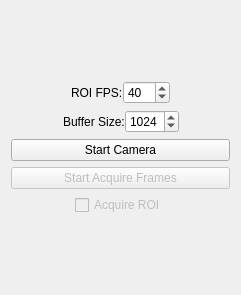
Above: forms/camera_control.ui from lsst-sitcom/spot_motion_monitor before the change. Below: the same form after it.
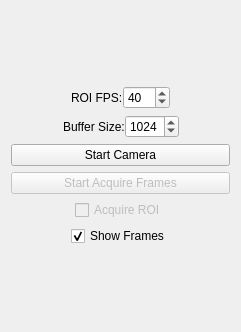
That is the form after the change.

Commit message: Adding checkbox for showing CCD frames.

```diff
--- a/forms/camera_control.ui
+++ b/forms/camera_control.ui
@@ -7,7 +7,7 @@
     <x>0</x>
     <y>0</y>
     <width>241</width>
-    <height>295</height>
+    <height>332</height>
    </rect>
   </property>
   <property name="minimumSize">
@@ -208,6 +208,49 @@
      </item>
     </layout>
    </item>
+   <item>
+    <layout class="QHBoxLayout" name="horizontalLayout_4">
+     <property name="spacing">
+      <number>0</number>
+     </property>
+     <item>
+      <spacer name="horizontalSpacer_7">
+       <property name="orientation">
+        <enum>Qt::Horizontal</enum>
+       </property>
+       <property name="sizeHint" stdset="0">
+        <size>
+         <width>40</width>
+         <height>20</height>
+        </size>
+       </property>
+      </spacer>
+     </item>
+     <item>
+      <widget class="QCheckBox" name="showFramesCheckBox">
+       <property name="text">
+        <string>Show Frames</string>
+       </property>
+       <property name="checked">
+        <bool>true</bool>
+       </property>
+      </widget>
+     </item>
+     <item>
+      <spacer name="horizontalSpacer_8">
+       <property name="orientation">
+        <enum>Qt::Horizontal</enum>
+       </property>
+       <property name="sizeHint" stdset="0">
+        <size>
+         <width>40</width>
+         <height>20</height>
+        </size>
+       </property>
+      </spacer>
+     </item>
+    </layout>
+   </item>
    <item>
     <spacer name="verticalSpacer">
      <property name="orientation">
```
The commit also changes 9 other files.
